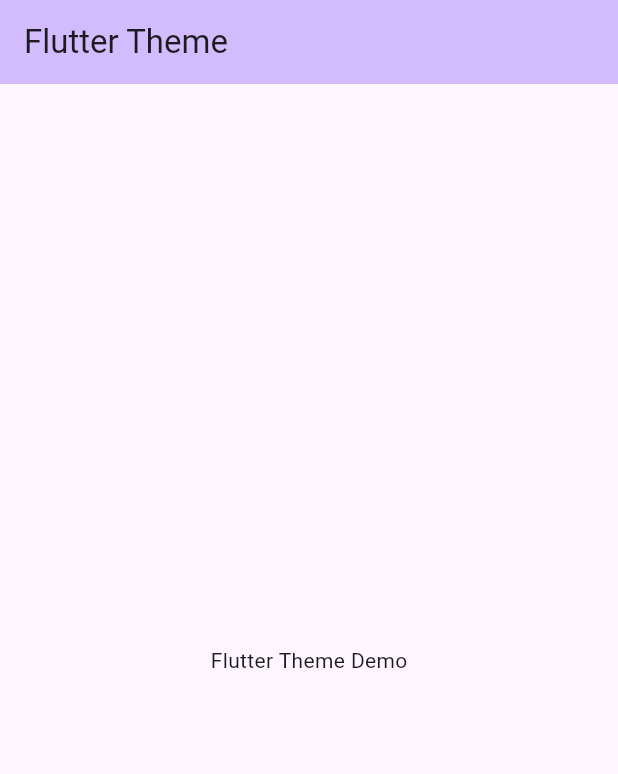
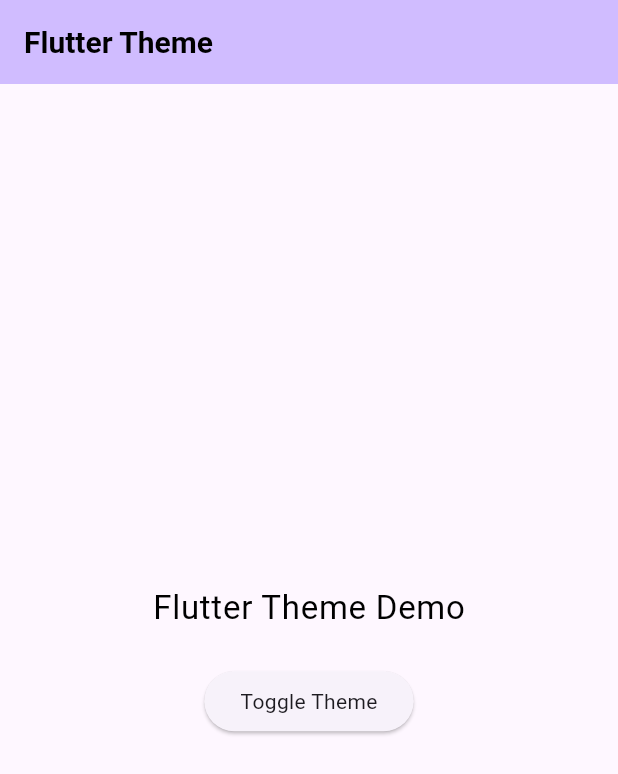
Before and after one commit to Abdallah1719/theme, a Flutter app: the screen it shows after launch, on a phone screen of 412 x 824 dp. Shown: the top 774 px of the screen. Run offline on Flutter 3.47's test engine with Material 3 defaults, Android fonts, the phone set to English and light mode, and no system bars; our stand-ins replace flutter_bloc, shared_preferences; Roboto replaces fonts that are missing (Poppins).

Commit message:
theme done

```diff
--- a/lib/core/theme/theme.dart
+++ b/lib/core/theme/theme.dart
@@ -5,7 +5,17 @@ class AppTheme {
     brightness: Brightness.light,
     fontFamily: 'Poppins',
     // app Bar Theme
-    appBarTheme: AppBarTheme(),
+    appBarTheme: AppBarTheme(
+      backgroundColor: Colors.white,
+      foregroundColor: Colors.black, // Text color
+      elevation: 0, // No shadow
+      iconTheme: IconThemeData(color: Colors.black), // Icon color
+      titleTextStyle: TextStyle(
+        color: Colors.black,
+        fontSize: 20,
+        fontWeight: FontWeight.bold,
+      ),
+    ),
     //textTheme
     textTheme: TextTheme(
       titleLarge: TextStyle(),
@@ -14,7 +24,7 @@ class AppTheme {
       headlineLarge: TextStyle(),
       headlineMedium: TextStyle(),
       headlineSmall: TextStyle(),
-      bodyLarge: TextStyle(),
+      bodyLarge: TextStyle(fontSize: 22, color: Colors.black),
       bodyMedium: TextStyle(),
       bodySmall: TextStyle(),
     ),
@@ -38,7 +48,17 @@ class AppTheme {
     brightness: Brightness.dark,
     fontFamily: 'Poppins',
     // app Bar Theme
-    appBarTheme: AppBarTheme(),
+    appBarTheme: AppBarTheme(
+      backgroundColor: Colors.black,
+      foregroundColor: Colors.white, // Text color
+      elevation: 0, // No shadow
+      iconTheme: IconThemeData(color: Colors.white), // Icon color
+      titleTextStyle: TextStyle(
+        color: Colors.white,
+        fontSize: 20,
+        fontWeight: FontWeight.bold,
+      ),
+    ),
     //textTheme
     textTheme: TextTheme(
       titleLarge: TextStyle(),
@@ -47,7 +67,7 @@ class AppTheme {
       headlineLarge: TextStyle(),
       headlineMedium: TextStyle(),
       headlineSmall: TextStyle(),
-      bodyLarge: TextStyle(),
+      bodyLarge: TextStyle(fontSize: 22, color: Colors.white),
       bodyMedium: TextStyle(),
       bodySmall: TextStyle(),
     ),
--- a/lib/main.dart
+++ b/lib/main.dart
@@ -1,6 +1,11 @@
 import 'package:flutter/material.dart';
+import 'package:flutter_bloc/flutter_bloc.dart';
+import 'package:theme/core/local_data_source/cache_helper.dart';
+import 'package:theme/core/theme/cubit/theme_cubit.dart';
 
-void main() {
+void main() async {
+  WidgetsFlutterBinding.ensureInitialized();
+  await CacheHelper().init();
   runApp(const FlutterTheme());
 }
 
@@ -8,12 +13,17 @@ class FlutterTheme extends StatelessWidget {
   const FlutterTheme({super.key});
   @override
   Widget build(BuildContext context) {
-    return MaterialApp(
-      title: 'Flutter Theme',
-      theme: ThemeData(
-        colorScheme: ColorScheme.fromSeed(seedColor: Colors.deepPurple),
+    return BlocProvider(
+      create: (context) => ThemeCubit(),
+      child: BlocBuilder<ThemeCubit, ThemeState>(
+        builder: (context, state) {
+          return MaterialApp(
+            title: 'Flutter Theme',
+            theme: context.watch<ThemeCubit>().currentTheme(),
+            home: const MyHomePage(),
+          );
+        },
       ),
-      home: const MyHomePage(),
     );
   }
 }
@@ -30,7 +40,22 @@ class MyHomePage extends StatelessWidget {
       body: Center(
         child: Column(
           mainAxisAlignment: MainAxisAlignment.center,
-          children: <Widget>[const Text('Flutter Theme Demo')],
+          children: <Widget>[
+            Text(
+              'Flutter Theme Demo',
+              style: Theme.of(context).textTheme.bodyLarge,
+            ),
+            SizedBox(height: 22),
+            ElevatedButton(
+              onPressed: () {
+                context.read<ThemeCubit>().toggleTheme();
+              },
+              child: Text(
+                'Toggle Theme',
+                style: Theme.of(context).textTheme.bodyMedium,
+              ),
+            ),
+          ],
         ),
       ),
     );
```
